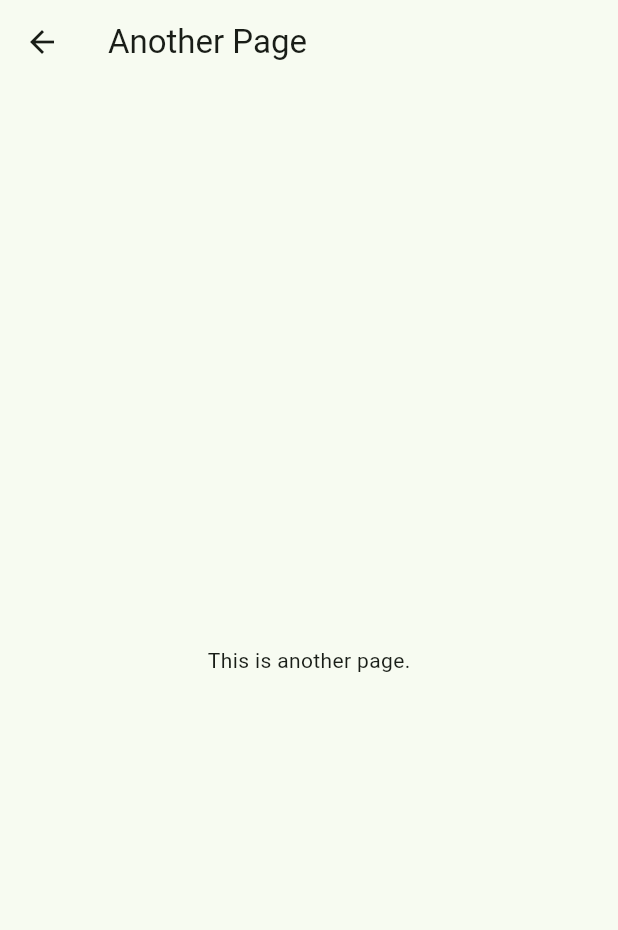
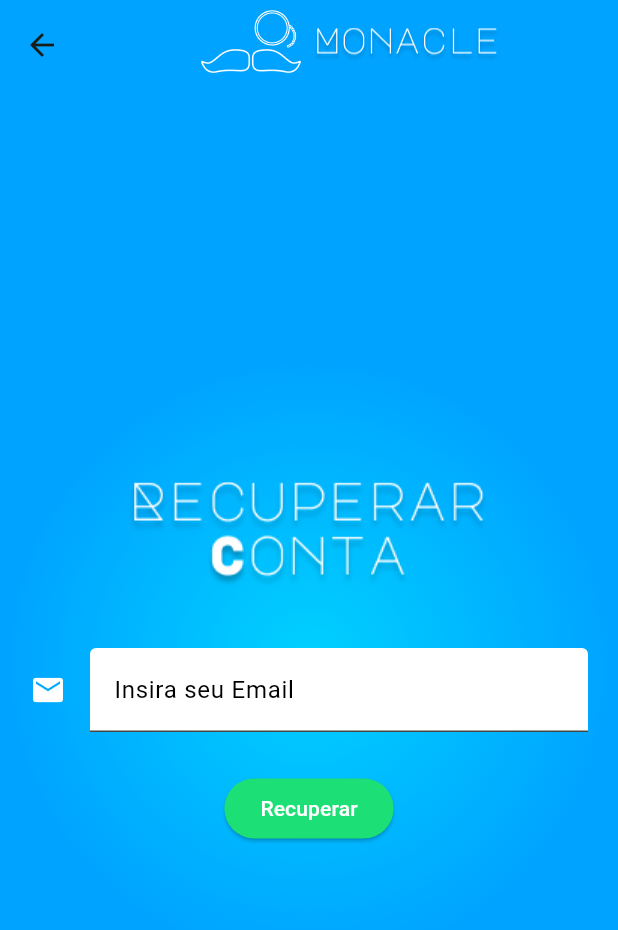
Before and after one commit to quinhas123/monocle, a Flutter app: the screen it shows after launch, after a tap on "Go to another page!", on a phone screen of 412 x 824 dp. Shown: the top 930 px of the screen. Run offline on Flutter 3.47's test engine with Material 3 defaults, Android fonts, the phone set to English and light mode, and no system bars; our stand-ins replace firebase_auth, firebase_core; accounts and stored records are empty.

Commit message:
add recover account page with functionality.

```diff
--- a/lib/auth.dart
+++ b/lib/auth.dart
@@ -27,6 +27,14 @@ class Auth {
     );
   }
 
+  Future<void> sendPasswordResetEmail({
+    required String email,
+  }) async {
+    await _firebaseAuth.sendPasswordResetEmail(
+      email: email
+    );
+  }
+
   Future<void> signOut() async {
     await _firebaseAuth.signOut();
   }
--- a/lib/pages/login_register_page.dart
+++ b/lib/pages/login_register_page.dart
@@ -81,8 +81,8 @@ class _LoginPageState extends State<LoginPage> {
   Widget _recoverAccountButton() {
     return ElevatedButton(
       onPressed: () {
-        Navigator.push(
-            context, MaterialPageRoute(builder: (context) => const AnotherPage()));
+        Navigator.push(context,
+            MaterialPageRoute(builder: (context) => RecoverAccountStateless()));
       },
       child: const Text('Go to another page!'),
     );
--- a/lib/pages/recover_account_page.dart
+++ b/lib/pages/recover_account_page.dart
@@ -1,16 +1,117 @@
 import 'package:flutter/material.dart';
+import 'package:firebase_auth/firebase_auth.dart';
+import 'package:monocle/auth.dart';
 
-class AnotherPage extends StatelessWidget {
-  const AnotherPage({super.key});
+class RecoverAccountStateless extends StatefulWidget {
+  const RecoverAccountStateless({super.key});
+
+  @override
+  State<RecoverAccountStateless> createState() => RecoverAccount();
+}
+
+class RecoverAccount extends State<RecoverAccountStateless> {
+  String? errorMessage = '';
+
+  final TextEditingController _controllerEmail = TextEditingController();
+
+  Future<void> sendPasswordResetEmail() async {
+    try {
+      await Auth().sendPasswordResetEmail(
+        email: _controllerEmail.text,
+      );
+    } on FirebaseAuthException catch (e) {
+      setState(() {
+        errorMessage = e.message;
+      });
+    }
+  }
+
+  Widget _errorMessage() {
+    return Text(errorMessage == '' ? '' : 'ERROR: $errorMessage');
+  }
+
+  AppBar _title() {
+    return AppBar(
+      toolbarHeight: 60.0,
+      title: Row(
+        mainAxisAlignment: MainAxisAlignment.center,
+        children: [
+          Image.asset('assets/monaclev-white.png',
+              fit: BoxFit.cover, scale: 1.5),
+          const Padding(padding: EdgeInsets.all(4.0)),
+          Image.asset('assets/monacle-title.png',
+              fit: BoxFit.cover, scale: 1.5),
+        ],
+      ),
+      backgroundColor: const Color(0XFF00A3FF),
+    );
+  }
+
+  Widget _entryField(String title, TextEditingController controller) {
+    return TextField(
+      controller: controller,
+      decoration: InputDecoration(
+        labelText: title,
+        labelStyle: const TextStyle(
+          color: Colors.black,
+        ),
+        filled: true,
+        fillColor: Colors.white,
+        icon:
+            title == 'Insira seu Email' ? const Icon(Icons.email) : const Icon(Icons.key),
+        iconColor: Colors.white,
+      ),
+      style: const TextStyle(
+        color: Colors.black,
+      ),
+    );
+  }
+
+  Widget _submitButton() {
+    return ElevatedButton(
+        style: const ButtonStyle(
+          backgroundColor: MaterialStatePropertyAll<Color>(Color(0XFF1CE076)),
+          foregroundColor: MaterialStatePropertyAll<Color>(Colors.white),
+        ),
+        onPressed: sendPasswordResetEmail,
+        child: const Text('Recuperar'));
+  }
+
+  Widget _pageTitle() {
+    return Image.asset('assets/recover_account.png',
+        fit: BoxFit.cover);
+  }
 
   @override
   Widget build(BuildContext context) {
     return Scaffold(
-      appBar: AppBar(
-        title: const Text('Another Page'),
-      ),
-      body: const Center(
-        child: Text('This is another page.'),
+      appBar: _title(),
+      body: Container(
+        decoration: const BoxDecoration(
+          gradient: RadialGradient(
+            colors: [
+              Color(0XFF00D1FF),
+              Color(0XFF00A3FF),
+            ],
+          ),
+        ),
+        height: double.infinity,
+        width: double.infinity,
+        padding: const EdgeInsets.all(20),
+        child: Column(
+          crossAxisAlignment: CrossAxisAlignment.center,
+          mainAxisAlignment: MainAxisAlignment.center,
+          children: <Widget>[
+            _pageTitle(),
+            const Padding(padding: EdgeInsets.all(20)),
+            Container(
+              margin: const EdgeInsets.only(bottom: 6.0),
+              child: _entryField('Insira seu Email', _controllerEmail),
+            ),
+            _errorMessage(),
+            _submitButton(),
+          ],
+        ),
       ),
     );
   }
```
Also changed, not shown: assets/recover_account.png (added).
